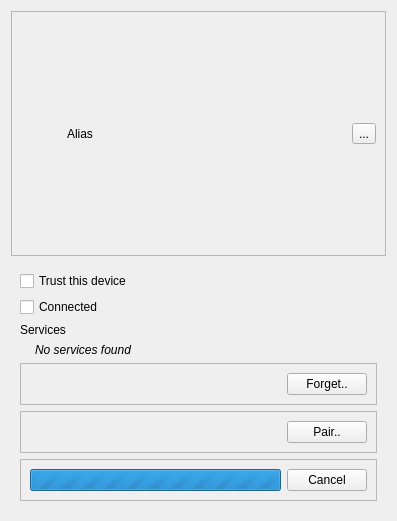
surlykke/partooth, file device.ui: the form before one commit.
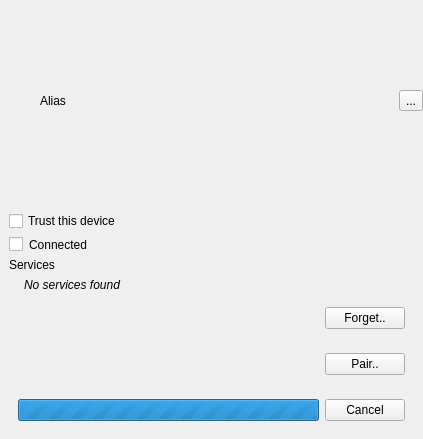
The form after the commit.

Patch:
```diff
--- a/device.ui
+++ b/device.ui
@@ -6,23 +6,53 @@
    <rect>
     <x>0</x>
     <y>0</y>
-    <width>397</width>
-    <height>521</height>
+    <width>423</width>
+    <height>439</height>
    </rect>
   </property>
   <property name="windowTitle">
    <string>devicedialog</string>
   </property>
   <layout class="QVBoxLayout" name="verticalLayout_2">
+   <property name="spacing">
+    <number>0</number>
+   </property>
+   <property name="leftMargin">
+    <number>0</number>
+   </property>
+   <property name="topMargin">
+    <number>0</number>
+   </property>
+   <property name="rightMargin">
+    <number>0</number>
+   </property>
+   <property name="bottomMargin">
+    <number>0</number>
+   </property>
    <item>
     <widget class="QFrame" name="frame_4">
      <property name="frameShape">
-      <enum>QFrame::StyledPanel</enum>
+      <enum>QFrame::NoFrame</enum>
      </property>
      <property name="frameShadow">
-      <enum>QFrame::Raised</enum>
+      <enum>QFrame::Plain</enum>
      </property>
      <layout class="QHBoxLayout" name="horizontalLayout">
+      <property name="spacing">
+       <number>0</number>
+      </property>
+      <property name="leftMargin">
+       <number>0</number>
+      </property>
+      <property name="topMargin">
+       <number>0</number>
+      </property>
+      <property name="rightMargin">
+       <number>0</number>
+      </property>
+      <property name="bottomMargin">
+       <number>0</number>
+      </property>
       <item>
        <widget class="QLabel" name="iconLabel">
         <property name="sizePolicy">
@@ -76,11 +106,28 @@
        </widget>
       </item>
       <item>
-       <widget class="QCheckBox" name="connectedCheckBox">
-        <property name="text">
-         <string>Connected</string>
-        </property>
-       </widget>
+       <layout class="QHBoxLayout" name="connectedLayout">
+        <item>
+         <widget class="QCheckBox" name="connectedCheckBox">
+          <property name="sizePolicy">
+           <sizepolicy hsizetype="Fixed" vsizetype="Fixed">
+            <horstretch>0</horstretch>
+            <verstretch>0</verstretch>
+           </sizepolicy>
+          </property>
+          <property name="text">
+           <string/>
+          </property>
+         </widget>
+        </item>
+        <item>
+         <widget class="QLabel" name="connectedLabel">
+          <property name="text">
+           <string>Connected</string>
+          </property>
+         </widget>
+        </item>
+       </layout>
       </item>
       <item>
        <widget class="QLabel" name="servicesLabel">
@@ -131,10 +178,10 @@
       <item>
        <widget class="QFrame" name="forgetFrame">
         <property name="frameShape">
-         <enum>QFrame::StyledPanel</enum>
+         <enum>QFrame::NoFrame</enum>
         </property>
         <property name="frameShadow">
-         <enum>QFrame::Raised</enum>
+         <enum>QFrame::Plain</enum>
         </property>
         <layout class="QHBoxLayout" name="horizontalLayout_4">
          <item>
@@ -163,10 +210,10 @@
       <item>
        <widget class="QFrame" name="pairFrame">
         <property name="frameShape">
-         <enum>QFrame::StyledPanel</enum>
+         <enum>QFrame::NoFrame</enum>
         </property>
         <property name="frameShadow">
-         <enum>QFrame::Raised</enum>
+         <enum>QFrame::Plain</enum>
         </property>
         <layout class="QHBoxLayout" name="horizontalLayout_3">
          <item>
@@ -195,10 +242,10 @@
       <item>
        <widget class="QFrame" name="pairingFrame">
         <property name="frameShape">
-         <enum>QFrame::StyledPanel</enum>
+         <enum>QFrame::NoFrame</enum>
         </property>
         <property name="frameShadow">
-         <enum>QFrame::Raised</enum>
+         <enum>QFrame::Plain</enum>
         </property>
         <layout class="QHBoxLayout" name="horizontalLayout_2">
          <item>
```
